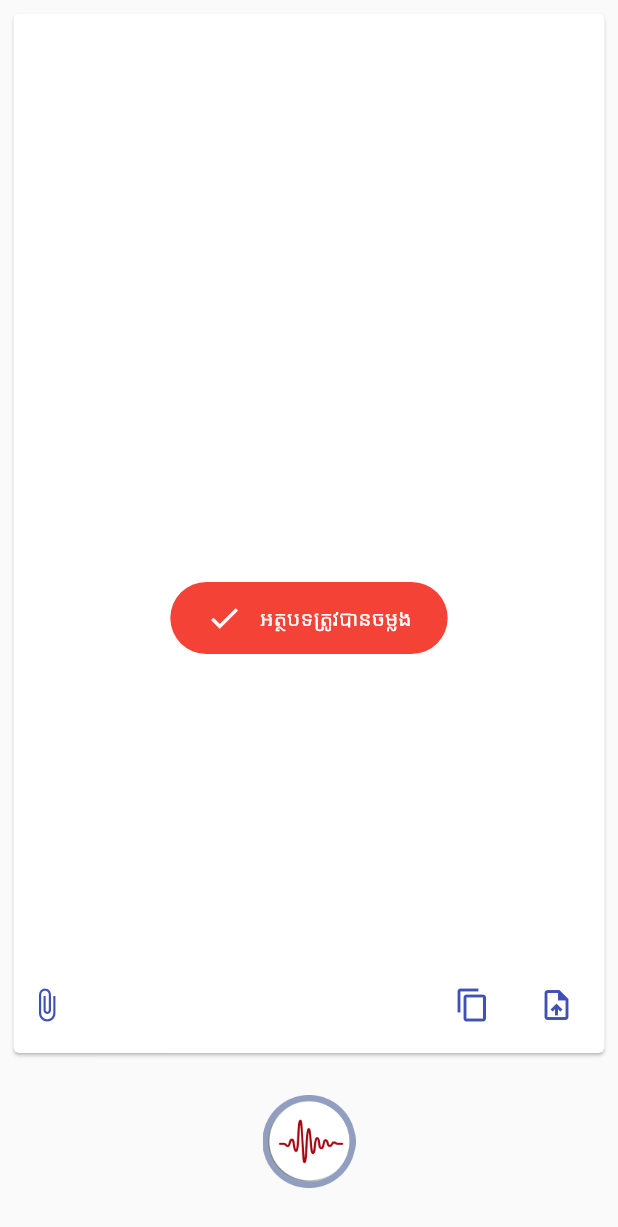
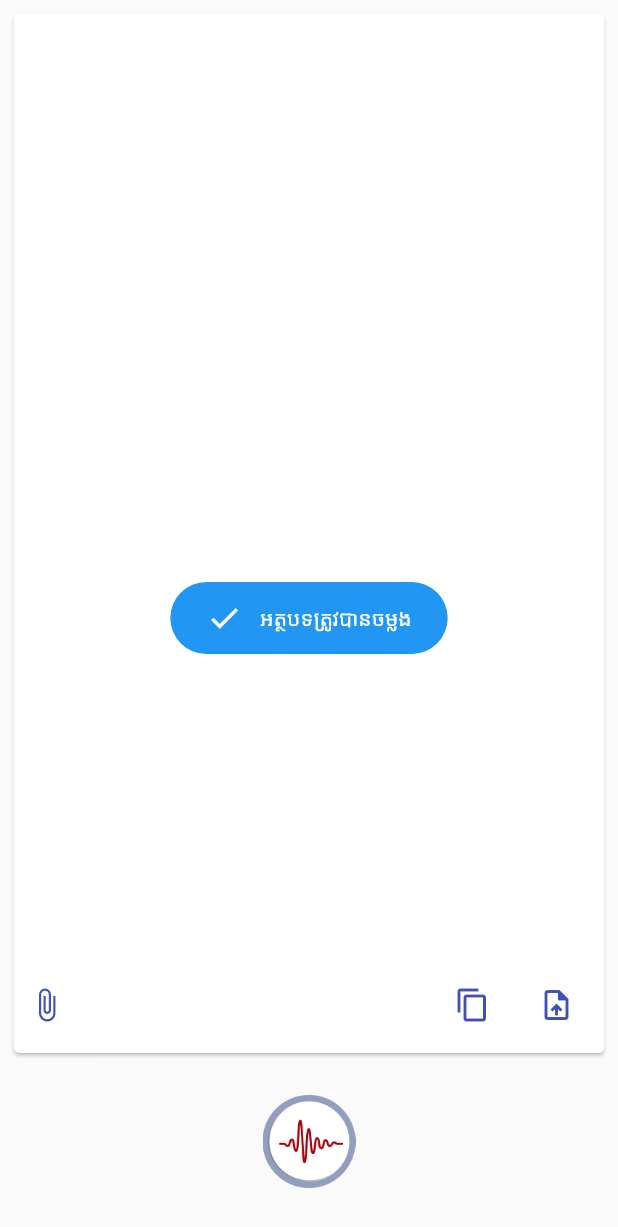
Before and after one commit to maohieng/kh-asr-mobile, a Flutter app: the VoiceUploadScreen widget shown alone on an empty page, opened directly, after a tap on the "content copy" icon, on a phone screen of 412 x 824 dp. Shown: the top 1227 px of the screen. Run offline on Flutter 3.47's test engine with Material 2 defaults, Android fonts, the phone set to English and light mode, and no system bars; our stand-ins replace file_picker, fluttertoast, permission_handler; missing offline and left inert: chunked_stream, clipboard, flutter_sound.

Commit message:
refactor codes

```diff
--- a/lib/ui/VoiceUploadScreen.dart
+++ b/lib/ui/VoiceUploadScreen.dart
@@ -9,14 +9,14 @@ import 'package:fluttertoast/fluttertoast.dart';
 import 'dart:typed_data' show Uint8List;
 import 'package:niptict_asr_app/ui/widget/RipplesAnimation.dart';
 import 'package:clipboard/clipboard.dart';
+import '../utils/Common.dart';
+import '../utils/Toast.dart';
 
 class VoiceUploadScreen extends StatefulWidget {
   @override
   _VoiceUploadScreenState createState() => _VoiceUploadScreenState();
 }
 
-const _SERVER_URL = 'ws://103.16.63.37:9002/api/asr/';
-const int _SAMPLE_RATE = 16000;
 typedef _Fn = void Function();
 
 ///
@@ -37,40 +37,8 @@ class _VoiceUploadScreenState extends State<VoiceUploadScreen> {
   bool _mPlayerIsInited = false;
   bool btn_clicked = false;
 
-  FToast fToast;
-  _showToast(String message) {
-    Widget toast = Container(
-      padding: const EdgeInsets.symmetric(horizontal: 24.0, vertical: 12.0),
-      decoration: BoxDecoration(
-        borderRadius: BorderRadius.circular(25.0),
-        color: Colors.red,
-      ),
-      child: Row(
-        mainAxisSize: MainAxisSize.min,
-        children: [
-          Icon(
-            Icons.check,
-            color: Colors.white,
-          ),
-          SizedBox(
-            width: 12.0,
-          ),
-          Text(message, style: TextStyle(color: Colors.white)),
-        ],
-      ),
-    );
-
-    fToast.showToast(
-      child: toast,
-      gravity: ToastGravity.CENTER,
-      toastDuration: Duration(seconds: 2),
-    );
-  }
-
   @override
   void initState() {
-    fToast = FToast();
-    fToast.init(context);
     super.initState();
     _mPlayer.openAudioSession().then((value) {
       setState(() {
@@ -91,7 +59,7 @@ class _VoiceUploadScreenState extends State<VoiceUploadScreen> {
 
   Future play() async {
     await _mPlayer.startPlayerFromStream(
-        codec: Codec.pcm16, numChannels: 1, sampleRate: _SAMPLE_RATE);
+        codec: Codec.pcm16, numChannels: 1, sampleRate: SAMPLE_RATE);
     setState(() {});
   }
 
@@ -104,7 +72,7 @@ class _VoiceUploadScreenState extends State<VoiceUploadScreen> {
   // -------  Here is the code to playback a remote file -----------------------
 
   Future<void> startWebSocket() async {
-    _websocket = IOWebSocketChannel.connect(Uri.parse(_SERVER_URL));
+    _websocket = IOWebSocketChannel.connect(Uri.parse(SERVER_URL));
 
     _websocket.stream.listen((message) {
       if (message == '') {
@@ -140,7 +108,7 @@ class _VoiceUploadScreenState extends State<VoiceUploadScreen> {
               _sendMessage(_audioFile.path).then((value) => setState(() {}));
             };
     } else {
-      // _showToast("សូមមេត្តាជ្រើសរើសឯកសារសម្លេងជាមុន!");
+      // showToast(context, "សូមមេត្តាជ្រើសរើសឯកសារសម្លេងជាមុន!");
       return null;
     }
   }
@@ -180,9 +148,9 @@ class _VoiceUploadScreenState extends State<VoiceUploadScreen> {
     _fileName = _pathFile.files.single.name;
     _textController.text = "";
     if (_pathFile != null) {
-      _showToast("ឯកសារសម្លេងត្រូវបានជ្រើសរើស!");
+      showToast(context, "ឯកសារសម្លេងត្រូវបានជ្រើសរើស!");
     } else {
-      _showToast("ឯកសារសម្លេងមិនត្រឹមត្រូវ!");
+      showToast(context, "ឯកសារសម្លេងមិនត្រឹមត្រូវ!");
     }
     setState(() {});
   }
@@ -257,7 +225,7 @@ class _VoiceUploadScreenState extends State<VoiceUploadScreen> {
                                     FlutterClipboard.copy(_textController.text)
                                         .then((value) => print('copied'));
                                   }
-                                  _showToast("អត្ថបទត្រូវបានចម្លង");
+                                  showToast(context, "អត្ថបទត្រូវបានចម្លង");
                                 },
                               ),
                               IconButton(
```
